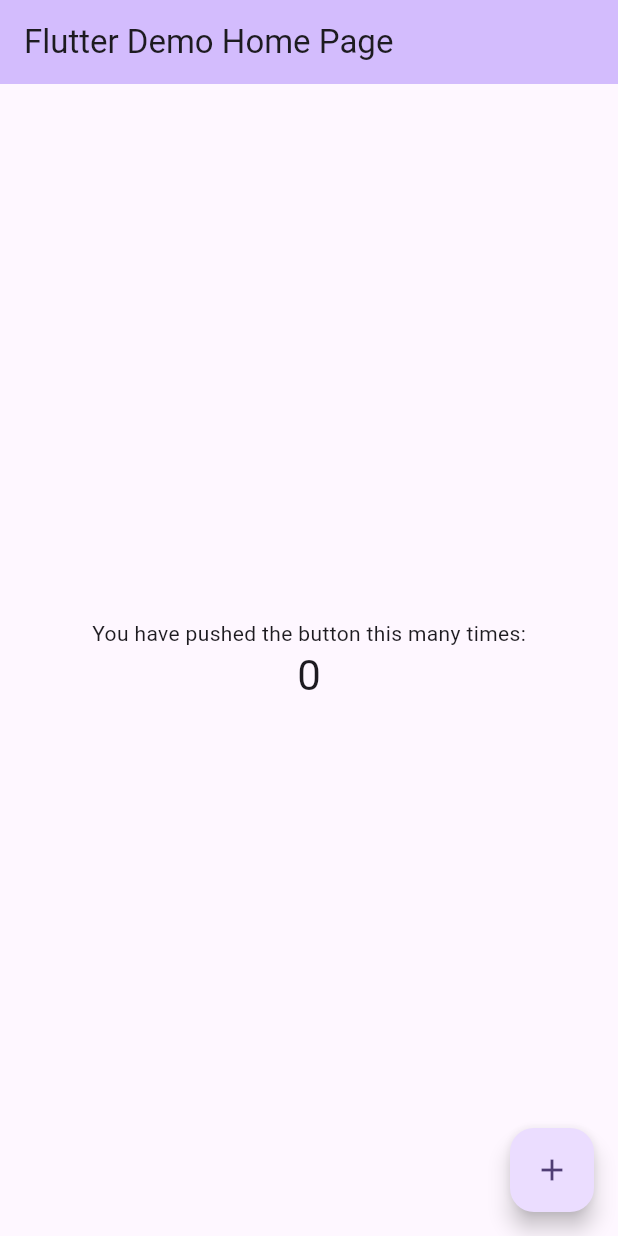
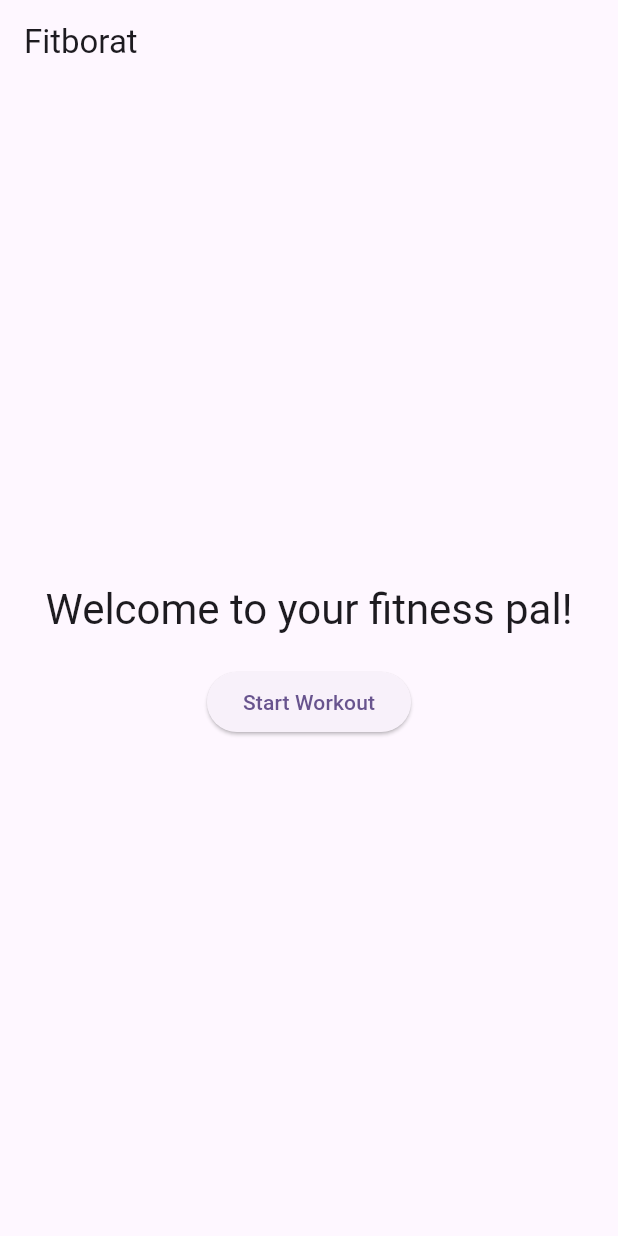
Before and after one commit to fibrobar/fitborat, a Flutter app: the screen it shows after launch, on a phone screen of 412 x 824 dp. Run offline on Flutter 3.47's test engine with Material 3 defaults, Android fonts, the phone set to English and light mode, and no system bars.

Commit message:
add a simple welcome screen

```diff
--- /dev/null
+++ b/lib/home_page.dart
@@ -0,0 +1,30 @@
+import 'package:flutter/material.dart';
+
+class HomePage extends StatelessWidget {
+  const HomePage({super.key});
+
+  @override
+  Widget build(BuildContext context) {
+    return Scaffold(
+      appBar: AppBar(
+        title: const Text('Fitborat'),
+      ),
+      body: Center(
+        child: Column(
+          mainAxisAlignment: MainAxisAlignment.center,
+          children: <Widget>[
+            Text(
+              'Welcome to your fitness pal!',
+              style: Theme.of(context).textTheme.headlineMedium,
+            ),
+            const SizedBox(height: 20),
+            ElevatedButton(
+              onPressed: () {},
+              child: const Text('Start Workout'),
+            ),
+          ],
+        ),
+      ),
+    );
+  }
+}
--- a/lib/main.dart
+++ b/lib/main.dart
@@ -1,4 +1,5 @@
 import 'package:flutter/material.dart';
+import 'home_page.dart';
 
 void main() {
   runApp(const MyApp());
@@ -7,119 +8,17 @@
 class MyApp extends StatelessWidget {
   const MyApp({super.key});
 
-  // This widget is the root of your application.
   @override
   Widget build(BuildContext context) {
+    final colorScheme = ColorScheme.fromSeed(seedColor: Colors.deepPurple);
+
     return MaterialApp(
-      title: 'Flutter Demo',
+      title: 'Fitborat',
       theme: ThemeData(
-        // This is the theme of your application.
-        //
-        // TRY THIS: Try running your application with "flutter run". You'll see
-        // the application has a purple toolbar. Then, without quitting the app,
-        // try changing the seedColor in the colorScheme below to Colors.green
-        // and then invoke "hot reload" (save your changes or press the "hot
-        // reload" button in a Flutter-supported IDE, or press "r" if you used
-        // the command line to start the app).
-        //
-        // Notice that the counter didn't reset back to zero; the application
-        // state is not lost during the reload. To reset the state, use hot
-        // restart instead.
-        //
-        // This works for code too, not just values: Most code changes can be
-        // tested with just a hot reload.
-        colorScheme: ColorScheme.fromSeed(seedColor: Colors.deepPurple),
+        colorScheme: colorScheme,
         useMaterial3: true,
       ),
-      home: const MyHomePage(title: 'Flutter Demo Home Page'),
+      home: const HomePage(),
     );
   }
 }
-
-class MyHomePage extends StatefulWidget {
-  const MyHomePage({super.key, required this.title});
-
-  // This widget is the home page of your application. It is stateful, meaning
-  // that it has a State object (defined below) that contains fields that affect
-  // how it looks.
-
-  // This class is the configuration for the state. It holds the values (in this
-  // case the title) provided by the parent (in this case the App widget) and
-  // used by the build method of the State. Fields in a Widget subclass are
-  // always marked "final".
-
-  final String title;
-
-  @override
-  State<MyHomePage> createState() => _MyHomePageState();
-}
-
-class _MyHomePageState extends State<MyHomePage> {
-  int _counter = 0;
-
-  void _incrementCounter() {
-    setState(() {
-      // This call to setState tells the Flutter framework that something has
-      // changed in this State, which causes it to rerun the build method below
-      // so that the display can reflect the updated values. If we changed
-      // _counter without calling setState(), then the build method would not be
-      // called again, and so nothing would appear to happen.
-      _counter++;
-    });
-  }
-
-  @override
-  Widget build(BuildContext context) {
-    // This method is rerun every time setState is called, for instance as done
-    // by the _incrementCounter method above.
-    //
-    // The Flutter framework has been optimized to make rerunning build methods
-    // fast, so that you can just rebuild anything that needs updating rather
-    // than having to individually change instances of widgets.
-    return Scaffold(
-      appBar: AppBar(
-        // TRY THIS: Try changing the color here to a specific color (to
-        // Colors.amber, perhaps?) and trigger a hot reload to see the AppBar
-        // change color while the other colors stay the same.
-        backgroundColor: Theme.of(context).colorScheme.inversePrimary,
-        // Here we take the value from the MyHomePage object that was created by
-        // the App.build method, and use it to set our appbar title.
-        title: Text(widget.title),
-      ),
-      body: Center(
-        // Center is a layout widget. It takes a single child and positions it
-        // in the middle of the parent.
-        child: Column(
-          // Column is also a layout widget. It takes a list of children and
-          // arranges them vertically. By default, it sizes itself to fit its
-          // children horizontally, and tries to be as tall as its parent.
-          //
-          // Column has various properties to control how it sizes itself and
-          // how it positions its children. Here we use mainAxisAlignment to
-          // center the children vertically; the main axis here is the vertical
-          // axis because Columns are vertical (the cross axis would be
-          // horizontal).
-          //
-          // TRY THIS: Invoke "debug painting" (choose the "Toggle Debug Paint"
-          // action in the IDE, or press "p" in the console), to see the
-          // wireframe for each widget.
-          mainAxisAlignment: MainAxisAlignment.center,
-          children: <Widget>[
-            const Text(
-              'You have pushed the button this many times:',
-            ),
-            Text(
-              '$_counter',
-              style: Theme.of(context).textTheme.headlineMedium,
-            ),
-          ],
-        ),
-      ),
-      floatingActionButton: FloatingActionButton(
-        onPressed: _incrementCounter,
-        tooltip: 'Increment',
-        child: const Icon(Icons.add),
-      ), // This trailing comma makes auto-formatting nicer for build methods.
-    );
-  }
-}
--- a/pubspec.yaml
+++ b/pubspec.yaml
@@ -30,7 +30,8 @@ environment:
 dependencies:
   flutter:
     sdk: flutter
-
+  flutter_lints: ^4.0.0
+  material_color_utilities: ^0.11.1
 
   # The following adds the Cupertino Icons font to your application.
   # Use with the CupertinoIcons class for iOS style icons.
```
Also changed, not shown: pubspec.lock.
